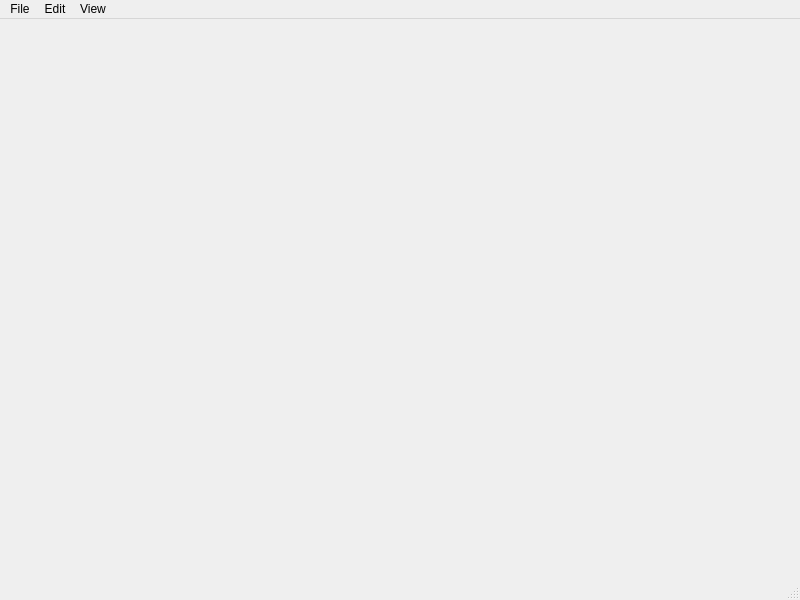
This is qt-texteditor/texteditor.ui in niosp/hackclub-arcade as Qt 5 draws it before an edit. The edited form follows.
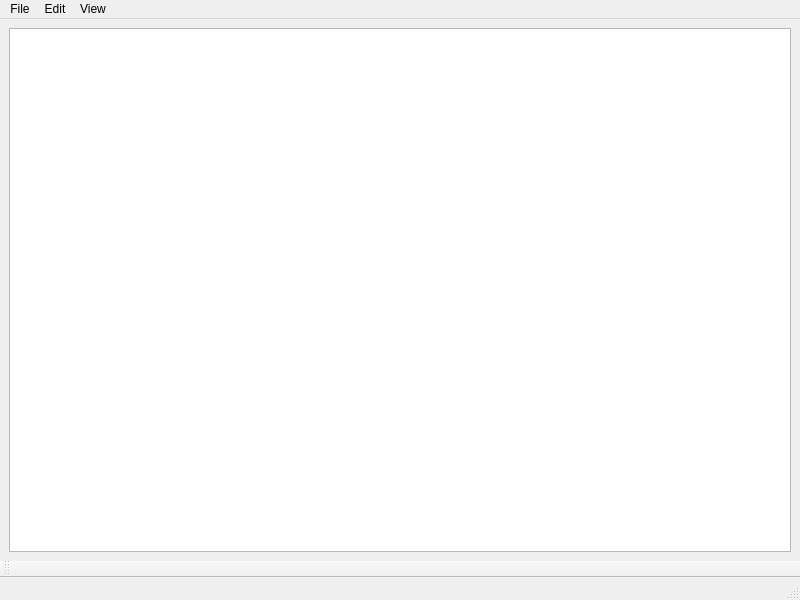
This is the edited form. Icons and pictures are not drawn.

Commit message: added icons; added base layout; created centralwidget;

```diff
--- a/qt-texteditor/texteditor.ui
+++ b/qt-texteditor/texteditor.ui
@@ -13,7 +13,19 @@
   <property name="windowTitle">
    <string>TextEditor</string>
   </property>
-  <widget class="QWidget" name="centralwidget"/>
+  <widget class="QWidget" name="centralwidget">
+   <property name="sizePolicy">
+    <sizepolicy hsizetype="Expanding" vsizetype="Expanding">
+     <horstretch>0</horstretch>
+     <verstretch>0</verstretch>
+    </sizepolicy>
+   </property>
+   <layout class="QHBoxLayout" name="horizontalLayout">
+    <item>
+     <widget class="QTextEdit" name="textEdit"/>
+    </item>
+   </layout>
+  </widget>
   <widget class="QMenuBar" name="menubar">
    <property name="geometry">
     <rect>
@@ -65,6 +77,17 @@
    <addaction name="menuView"/>
   </widget>
   <widget class="QStatusBar" name="statusbar"/>
+  <widget class="QToolBar" name="toolBar">
+   <property name="windowTitle">
+    <string>toolBar</string>
+   </property>
+   <attribute name="toolBarArea">
+    <enum>BottomToolBarArea</enum>
+   </attribute>
+   <attribute name="toolBarBreak">
+    <bool>false</bool>
+   </attribute>
+  </widget>
   <action name="actionOpen_File">
    <property name="icon">
     <iconset resource="icons.qrc">
```
Left out of the diff: 70 changed lines with no effect on the pictures. The commit also changes 21 other files.
